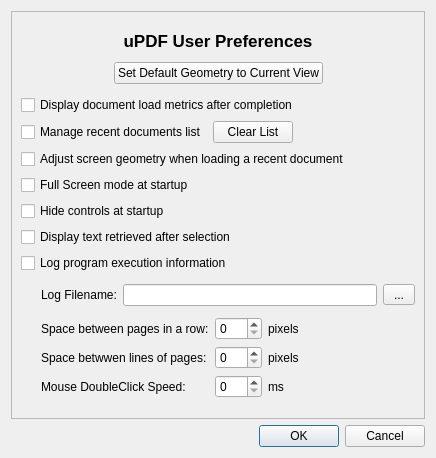
Old version of the form ui/preferencesdialog.ui in the repository turgu1/uPDF2.
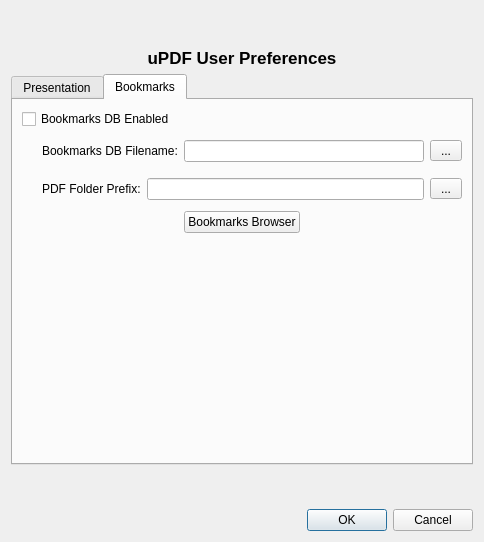
New version of the form. The open tabs and pages were chosen to show the change. Icons and pictures are not drawn.

Commit message: Added Bookmarks Management; A lot of code refactoring. V2.1

Diff of the .ui file:
```diff
--- a/ui/preferencesdialog.ui
+++ b/ui/preferencesdialog.ui
@@ -6,23 +6,14 @@
    <rect>
     <x>0</x>
     <y>0</y>
-    <width>436</width>
-    <height>458</height>
+    <width>484</width>
+    <height>542</height>
    </rect>
   </property>
   <property name="windowTitle">
    <string>Preferences - uPDF</string>
   </property>
-  <layout class="QVBoxLayout" name="verticalLayout">
-   <item>
-    <widget class="QFrame" name="frame">
-     <property name="frameShape">
-      <enum>QFrame::StyledPanel</enum>
-     </property>
-     <property name="frameShadow">
-      <enum>QFrame::Raised</enum>
-     </property>
-     <layout class="QVBoxLayout" name="verticalLayout_2">
+  <layout class="QVBoxLayout" name="verticalLayout_3">
       <item>
        <spacer name="verticalSpacer">
         <property name="orientation">
@@ -54,6 +45,55 @@
        </widget>
       </item>
       <item>
+    <widget class="QTabWidget" name="tabWidget">
+     <property name="currentIndex">
+      <number>0</number>
+     </property>
+     <widget class="QWidget" name="presentationTab">
+      <attribute name="title">
+       <string>Presentation</string>
+      </attribute>
+      <layout class="QVBoxLayout" name="verticalLayout_4">
+       <property name="leftMargin">
+        <number>10</number>
+       </property>
+       <property name="topMargin">
+        <number>10</number>
+       </property>
+       <property name="rightMargin">
+        <number>10</number>
+       </property>
+       <property name="bottomMargin">
+        <number>10</number>
+       </property>
+       <item>
+        <widget class="QFrame" name="frame">
+         <property name="frameShape">
+          <enum>QFrame::NoFrame</enum>
+         </property>
+         <property name="frameShadow">
+          <enum>QFrame::Raised</enum>
+         </property>
+         <property name="midLineWidth">
+          <number>-2</number>
+         </property>
+         <layout class="QVBoxLayout" name="verticalLayout_2">
+          <property name="spacing">
+           <number>-1</number>
+          </property>
+          <property name="leftMargin">
+           <number>0</number>
+          </property>
+          <property name="topMargin">
+           <number>0</number>
+          </property>
+          <property name="rightMargin">
+           <number>0</number>
+          </property>
+          <property name="bottomMargin">
+           <number>0</number>
+          </property>
+          <item>
        <layout class="QHBoxLayout" name="horizontalLayout_3">
         <property name="topMargin">
          <number>5</number>
@@ -300,7 +340,176 @@
           </property>
          </widget>
         </item>
-       </layout>
+            <item row="1" column="1">
+             <widget class="QSpinBox" name="verticalPadding"/>
+            </item>
+           </layout>
+          </item>
+         </layout>
+        </widget>
+       </item>
+      </layout>
+     </widget>
+     <widget class="QWidget" name="bookmarksTab">
+      <attribute name="title">
+       <string>Bookmarks</string>
+      </attribute>
+      <layout class="QVBoxLayout" name="verticalLayout">
+       <item>
+        <widget class="QCheckBox" name="bookmarksDbEnabledCB">
+         <property name="text">
+          <string>Bookmarks DB Enabled</string>
+         </property>
+        </widget>
+       </item>
+       <item>
+        <layout class="QHBoxLayout" name="horizontalLayout_4">
+         <property name="sizeConstraint">
+          <enum>QLayout::SetDefaultConstraint</enum>
+         </property>
+         <property name="leftMargin">
+          <number>20</number>
+         </property>
+         <property name="topMargin">
+          <number>5</number>
+         </property>
+         <property name="bottomMargin">
+          <number>5</number>
+         </property>
+         <item>
+          <widget class="QLabel" name="bookmarksDbFilenameLabel">
+           <property name="text">
+            <string>Bookmarks DB Filename:</string>
+           </property>
+          </widget>
+         </item>
+         <item>
+          <widget class="QLineEdit" name="bookmarksDbFilenameEdit"/>
+         </item>
+         <item>
+          <widget class="QToolButton" name="bookmarksDbFilenameButton">
+           <property name="minimumSize">
+            <size>
+             <width>32</width>
+             <height>0</height>
+            </size>
+           </property>
+           <property name="text">
+            <string>...</string>
+           </property>
+           <property name="icon">
+            <iconset resource="../res/updf.qrc">
+             <normaloff>:/icons/32/img/32x32/document-open.png</normaloff>:/icons/32/img/32x32/document-open.png</iconset>
+           </property>
+           <property name="iconSize">
+            <size>
+             <width>24</width>
+             <height>24</height>
+            </size>
+           </property>
+          </widget>
+         </item>
+        </layout>
+       </item>
+       <item>
+        <layout class="QHBoxLayout" name="horizontalLayout_5">
+         <property name="leftMargin">
+          <number>20</number>
+         </property>
+         <property name="topMargin">
+          <number>5</number>
+         </property>
+         <property name="bottomMargin">
+          <number>5</number>
+         </property>
+         <item>
+          <widget class="QLabel" name="pdfFolderPrefixLabel">
+           <property name="text">
+            <string>PDF Folder Prefix:</string>
+           </property>
+          </widget>
+         </item>
+         <item>
+          <widget class="QLineEdit" name="pdfFolderPrefixEdit"/>
+         </item>
+         <item>
+          <widget class="QToolButton" name="pdfFolderPrefixButton">
+           <property name="minimumSize">
+            <size>
+             <width>32</width>
+             <height>0</height>
+            </size>
+           </property>
+           <property name="text">
+            <string>...</string>
+           </property>
+           <property name="icon">
+            <iconset resource="../res/updf.qrc">
+             <normaloff>:/icons/32/img/32x32/document-open.png</normaloff>:/icons/32/img/32x32/document-open.png</iconset>
+           </property>
+           <property name="iconSize">
+            <size>
+             <width>24</width>
+             <height>24</height>
+            </size>
+           </property>
+          </widget>
+         </item>
+        </layout>
+       </item>
+       <item>
+        <layout class="QHBoxLayout" name="horizontalLayout_6">
+         <item>
+          <spacer name="horizontalSpacer_5">
+           <property name="orientation">
+            <enum>Qt::Horizontal</enum>
+           </property>
+           <property name="sizeHint" stdset="0">
+            <size>
+             <width>40</width>
+             <height>20</height>
+            </size>
+           </property>
+          </spacer>
+         </item>
+         <item>
+          <widget class="QPushButton" name="bookmarksBrowserButton">
+           <property name="text">
+            <string>Bookmarks Browser</string>
+           </property>
+          </widget>
+         </item>
+         <item>
+          <spacer name="horizontalSpacer_6">
+           <property name="orientation">
+            <enum>Qt::Horizontal</enum>
+           </property>
+           <property name="sizeHint" stdset="0">
+            <size>
+             <width>40</width>
+             <height>20</height>
+            </size>
+           </property>
+          </spacer>
+         </item>
+        </layout>
+       </item>
+       <item>
+        <spacer name="verticalSpacer_3">
+         <property name="orientation">
+          <enum>Qt::Vertical</enum>
+         </property>
+         <property name="sizeHint" stdset="0">
+          <size>
+           <width>20</width>
+           <height>40</height>
+          </size>
+         </property>
+        </spacer>
+       </item>
+      </layout>
+     </widget>
+    </widget>
       </item>
       <item>
        <spacer name="verticalSpacer_2">
@@ -314,9 +523,6 @@
          </size>
         </property>
        </spacer>
-      </item>
-     </layout>
-    </widget>
    </item>
    <item>
     <widget class="QDialogButtonBox" name="buttonBox">
```
Left out of the diff: 65 changed lines with no effect on the pictures. Lines whose indentation alone changed are shown as unchanged. The commit also changes 48 other files.
